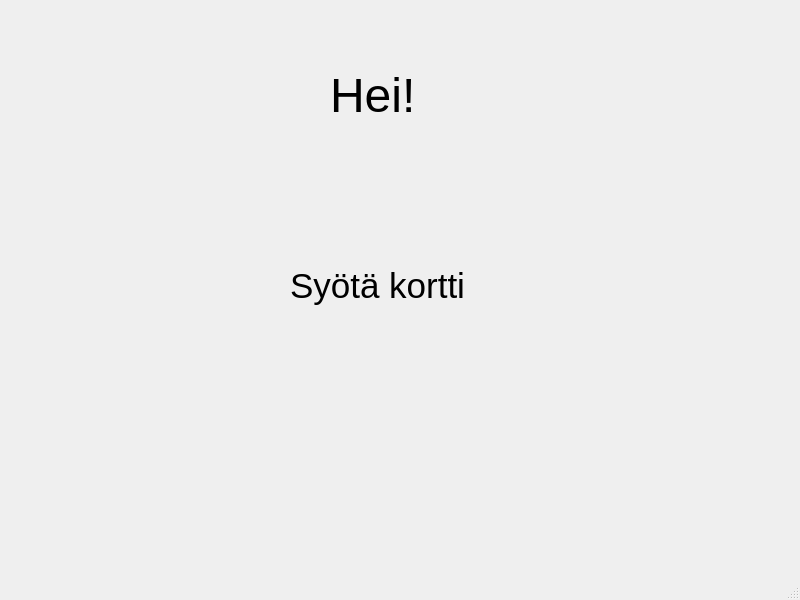
First picture: the form in bank-automat/mainwindow.ui, repository JereKortesalmi/BankProject, before the edit.
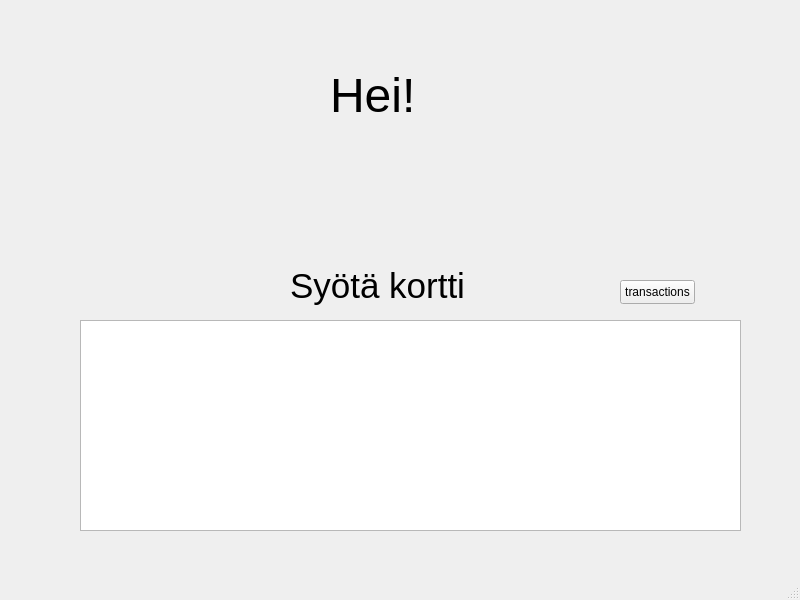
Second picture: the form after the edit.

Commit message: Datan siirto main ikkunalle ja esittäminen tableviewssä. Avaa edelleen transactions ikkunan dllrestapista, mutta tarvinnee muuttaa siten, että ei availe ikkunaa.

```diff
--- a/bank-automat/mainwindow.ui
+++ b/bank-automat/mainwindow.ui
@@ -50,6 +50,29 @@
      <string>Hei!</string>
     </property>
    </widget>
+   <widget class="QTableView" name="tableViewTransactions">
+    <property name="geometry">
+     <rect>
+      <x>80</x>
+      <y>320</y>
+      <width>661</width>
+      <height>211</height>
+     </rect>
+    </property>
+   </widget>
+   <widget class="QPushButton" name="btn_transactions">
+    <property name="geometry">
+     <rect>
+      <x>620</x>
+      <y>280</y>
+      <width>75</width>
+      <height>24</height>
+     </rect>
+    </property>
+    <property name="text">
+     <string>transactions</string>
+    </property>
+   </widget>
   </widget>
   <widget class="QMenuBar" name="menubar">
    <property name="geometry">
```
Left out of the diff: 2 changed lines with no effect on the pictures. The commit also changes 5 other files.
